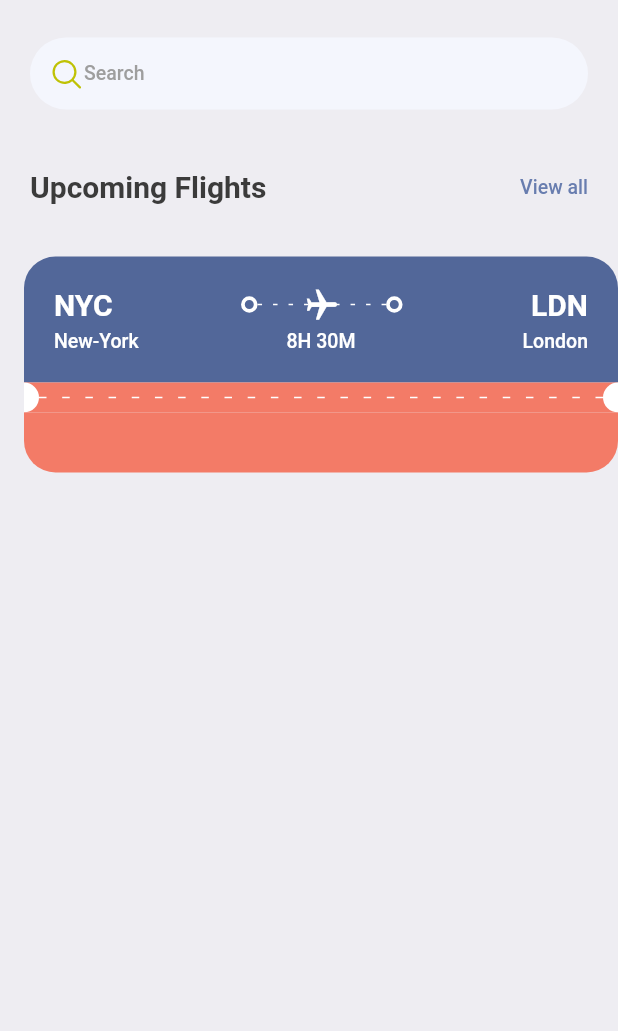
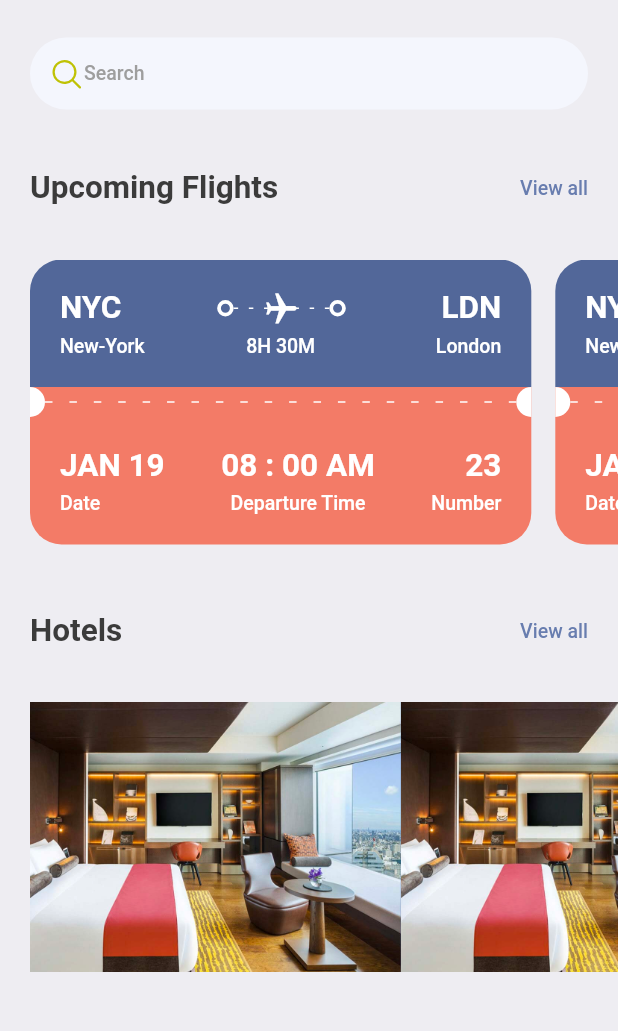
Before and after one commit to shivxsh/Book_Tickets, a Flutter app: the HomeScreen screen opened directly, on a phone screen of 412 x 824 dp, the part 111-1142 px from its top. Run offline on Flutter 3.47's test engine with Material 2 defaults, Android fonts, the phone set to English and light mode, and no system bars; our stand-ins replace fluentui_icons, gap.

Commit message:
Ticket design implemented. ☑
Hotel screens in progress. ️
️

```diff
--- a/lib/screens/bottom_bar.dart
+++ b/lib/screens/bottom_bar.dart
@@ -1,7 +1,6 @@
 import 'package:book_tickets/screens/home_screen.dart';
 import 'package:fluentui_icons/fluentui_icons.dart';
 import 'package:flutter/material.dart';
-import 'package:flutter/cupertino.dart';
 
 
 class BottomBar extends StatefulWidget {
@@ -14,7 +13,7 @@ class BottomBar extends StatefulWidget {
 class _BottomBarState extends State<BottomBar> {
 
   static final List<Widget> _widgetOptions = <Widget>[  //The "_widgetOption" variable is of type "List <> ". The List is of type <Widgets>
-    HomeScreen(), //Each text is a widget in the list array. Hence index here = 0
+    const HomeScreen(), //Each text is a widget in the list array. Hence index here = 0
     const Text("Search"), //Index = 1
     const Text("Tickets"), // Index = 2
     const Text("Profile") // Index = 3
--- a/lib/screens/home_screen.dart
+++ b/lib/screens/home_screen.dart
@@ -1,6 +1,6 @@
+import 'package:book_tickets/screens/hotel_screen.dart';
 import 'package:book_tickets/screens/ticket_view.dart';
 import 'package:flutter/material.dart';
-import 'package:flutter/cupertino.dart';
 import 'package:book_tickets/utils/app_styles.dart';
 import 'package:gap/gap.dart';
 import 'package:fluentui_icons/fluentui_icons.dart';
@@ -16,7 +16,7 @@ class HomeScreen extends StatelessWidget {
     //Start of home screen, by a list of widgets aligned either as columns or rows.
       body: ListView(
         children: [
-      //One big container that holds all the elements within the home screen.
+      //One big container that holds the Starting texts, search box, and the text below the search box.
           Container(
            padding: const EdgeInsets.all(20), //pads left,right,up & down by 20px
             // padding: EdgeInsets.symmetric(horizontal: 20),  //pads the container on both sides (left and right) by 20px.
@@ -88,7 +88,6 @@ class HomeScreen extends StatelessWidget {
                     style: Styles.headLineStyle2),
                     InkWell(   //Turn texts into clickable buttons.
                       onTap: (){
-                        print("I just tapped 'View all' ");
                       },
                       child: Text("View all",
                       //copyWith() is used to add to the Styles.<variables>
@@ -100,9 +99,49 @@ class HomeScreen extends StatelessWidget {
             ),
           ),
           const Gap(15),
-          const TicketView(),
-        ],
-      ),
+
+          //A box inside which the display will be scrollable either vertically or horizontally for a single widget.
+          SingleChildScrollView(
+            scrollDirection: Axis.horizontal,
+            padding: const EdgeInsets.only(left: 20),
+            child: Row(  //The single child of this scrollable widget.
+              children : const[
+                //The ticket ui is made scrollable horizontally.
+                TicketView(),
+                TicketView(),
+              ],
+            ),
+          ),
+          const Gap(15),
+          Container(
+            padding: const EdgeInsets.all(20),
+            child: Row(
+              mainAxisAlignment: MainAxisAlignment.spaceBetween,
+              children:  [
+                Text("Hotels",
+                    style: Styles.headLineStyle2),
+                InkWell(   //Turn texts into clickable buttons.
+                  onTap: (){
+                  },
+                  child: Text("View all",
+                      //copyWith() is used to add to the Styles.<variables>
+                      style: Styles.headLineStyle4.copyWith(color: Styles.primaryColor)),
+                ),
+              ],
+            ),
+          ),
+          const Gap(15),
+          SingleChildScrollView(
+            scrollDirection: Axis.horizontal,
+            padding: const EdgeInsets.only(left: 20),
+            child:Row(
+              children: const [
+                HotelScreen(),
+                HotelScreen(),
+                ],
+              )),
+          ],
+        ),
     );
   }
 }
--- /dev/null
+++ b/lib/screens/hotel_screen.dart
@@ -0,0 +1,34 @@
+import 'package:book_tickets/utils/app_layout.dart';
+import 'package:flutter/material.dart';
+
+import '../utils/app_styles.dart';
+
+class HotelScreen extends StatelessWidget {
+  const HotelScreen({Key? key}) : super(key: key);
+
+  @override
+  Widget build(BuildContext context) {
+    final size = AppLayout.getSize(context);
+    return Container(
+      width: size.width * 0.6,
+      height: 350,
+      child: Column(
+        children: [
+          Container(
+            height: 180,
+            decoration: BoxDecoration(
+              color: Styles.primaryColor,
+              image: const DecorationImage(
+                fit: BoxFit.cover,
+                image: AssetImage(
+                  "assets/images/one.png"
+                )
+              )
+            ),
+
+          )
+        ],
+      ),
+    );
+  }
+}
--- a/lib/screens/ticket_view.dart
+++ b/lib/screens/ticket_view.dart
@@ -1,7 +1,5 @@
 import 'package:book_tickets/utils/app_styles.dart';
 import 'package:book_tickets/utils/thick_container.dart';
-import 'package:fluentui_icons/fluentui_icons.dart';
-import 'package:flutter/cupertino.dart';
 import 'package:flutter/material.dart';
 import 'package:gap/gap.dart';
 import '../utils/app_layout.dart';
@@ -16,12 +14,14 @@ class TicketView extends StatelessWidget {
     final size = AppLayout.getSize(context);
 
     return SizedBox(
-      width:size.width, //width is dependant on the orientation of the device.
+      width:size.width*0.85, //width is dependant on the orientation of the device.
+        //width * 0.85 = we r using only 85% of the screen.  (85% = 85/100 = 0.85)
       height: 200, //height is set to 200px regardless of the orientation.
 
       child : Container(
-        margin: const EdgeInsets.only(left: 16),
+        margin: const EdgeInsets.only(right: 16),
         child: Column(
+          mainAxisSize: MainAxisSize.max,
           children: [
             //This container is responsible for the blue part of the ticket
             Container(
@@ -43,7 +43,7 @@ class TicketView extends StatelessWidget {
                           height: 24,
                           child : LayoutBuilder(
                             builder: (BuildContext context , BoxConstraints constraints ) {
-                              print("Width is ${constraints.constrainWidth()}");
+                              //print("Width is ${constraints.constrainWidth()}");
                               return Flex(
                                 direction: Axis.horizontal,
                                 mainAxisAlignment: MainAxisAlignment.spaceBetween,
@@ -136,11 +136,63 @@ class TicketView extends StatelessWidget {
             ),
             //This container is responsible for the bigger orange part of the ticket
             Container(
-              padding: EdgeInsets.all(20),
+              padding: const EdgeInsets.all(20),
               decoration: BoxDecoration(
-                  borderRadius: BorderRadius.only(bottomLeft: Radius.circular(21),bottomRight: Radius.circular(21)),
+                  borderRadius: const BorderRadius.only(bottomLeft: Radius.circular(21),bottomRight: Radius.circular(21)),
                   color: Styles.orangeColor,
                 ),
+              child: Column(
+                children: [
+                  Row(
+                    mainAxisAlignment: MainAxisAlignment.spaceBetween,
+                    children: [
+                      //First column contents inside of the orange ticket part.
+                      Column(
+                        crossAxisAlignment: CrossAxisAlignment.start,
+                        children: [
+                          Text("JAN 19",
+                            style: Styles.headLineStyle2.copyWith(color: Colors.white),),
+                          const Gap(5),
+                          Text("Date",
+                            style: Styles.headLineStyle4.copyWith(color: Colors.white),)
+                        ],
+                      ),
+
+                      //Second column contents at the center of the orange ticket part.
+                      Column(
+                        crossAxisAlignment: CrossAxisAlignment.center,
+                        children: [
+                          Text("08 : 00 AM",
+                            style: Styles.headLineStyle2.copyWith(color: Colors.white),
+                          ),
+                          const Gap(5),
+                          Text("Departure Time",
+                            style: Styles.headLineStyle4.copyWith(color: Colors.white),
+                          ),
+                        ],
+                      ),
+
+                      //Third column contents at the end of the orange ticket part.
+                      Column(
+                        crossAxisAlignment: CrossAxisAlignment.end,
+                        children: [
+                          Text("23",
+                            style: Styles.headLineStyle2.copyWith(color: Colors.white),
+
+                          ),
+                          const Gap(5),
+                          Text("Number",
+                            style: Styles.headLineStyle4.copyWith(color: Colors.white),
+
+                          ),
+                        ],
+                      ),
+
+                    ],
+
+                  )
+                ],
+              ),
             ),
           ],
         ),
--- a/lib/utils/app_styles.dart
+++ b/lib/utils/app_styles.dart
@@ -9,7 +9,7 @@ class Styles{
   static Color orangeColor = const Color(0xFFF37B67);
   static TextStyle textStyle = TextStyle(fontSize: 16, color: textColor, fontWeight:  FontWeight.w500);
   static TextStyle headLineStyle1 = TextStyle(fontSize: 26, color: textColor, fontWeight:  FontWeight.bold);
-  static TextStyle headLineStyle2 = TextStyle(fontSize: 20, color: textColor, fontWeight:  FontWeight.bold);
+  static TextStyle headLineStyle2 = TextStyle(fontSize: 21, color: textColor, fontWeight:  FontWeight.bold);
   static TextStyle headLineStyle3 = TextStyle(fontSize: 16, color: Colors.grey.shade500, fontWeight:  FontWeight.w500);
   static TextStyle headLineStyle4 = TextStyle(fontSize: 13, color: Colors.grey.shade500, fontWeight:  FontWeight.w500);
 
```
